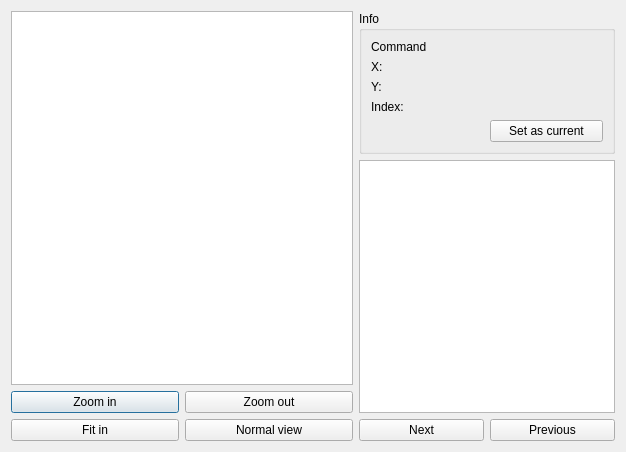
This is Image2Machine/commandpreview.ui in CommName/Cengrave as Qt 5 draws it before an edit. The edited form follows.
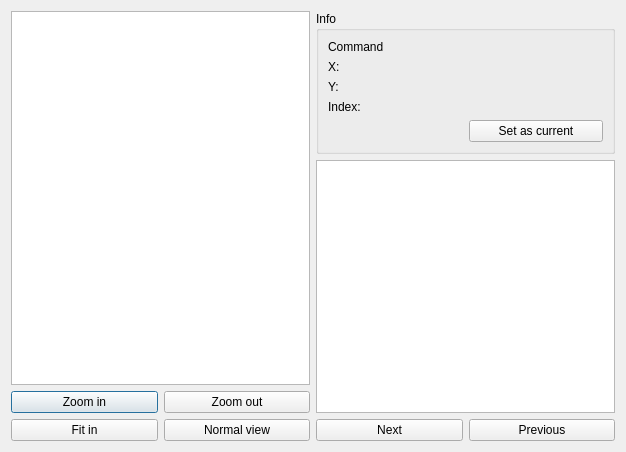
This is the edited form.

```diff
--- a/Image2Machine/commandpreview.ui
+++ b/Image2Machine/commandpreview.ui
@@ -54,7 +54,7 @@
     </layout>
    </item>
    <item>
-    <layout class="QVBoxLayout" name="verticalLayout" stretch="0,1,0">
+    <layout class="QVBoxLayout" name="verticalLayout" stretch="0,0,0">
      <item>
       <widget class="QGroupBox" name="groupBox">
        <property name="sizePolicy">
@@ -188,14 +188,7 @@
       </widget>
      </item>
      <item>
-      <widget class="QListView" name="listView">
-       <property name="sizePolicy">
-        <sizepolicy hsizetype="Minimum" vsizetype="Minimum">
-         <horstretch>0</horstretch>
-         <verstretch>0</verstretch>
-        </sizepolicy>
-       </property>
-      </widget>
+      <widget class="QListWidget" name="commandList"/>
      </item>
      <item>
       <layout class="QHBoxLayout" name="horizontalLayout">
```
Left out of the diff: 12 changed lines with no effect on the pictures.
